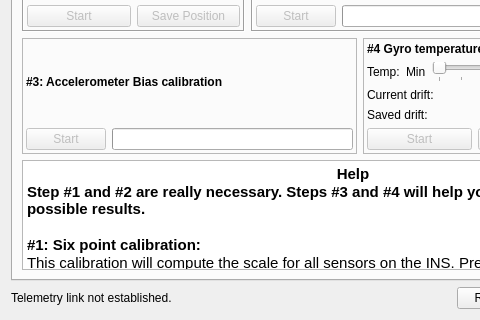
openpilot/OpenPilot, file ground/openpilotgcs/src/plugins/config/ahrs.ui: the form before one commit; both pictures show x 0 to 480 and y 181 to 501 of the 720 by 501 pixel window.
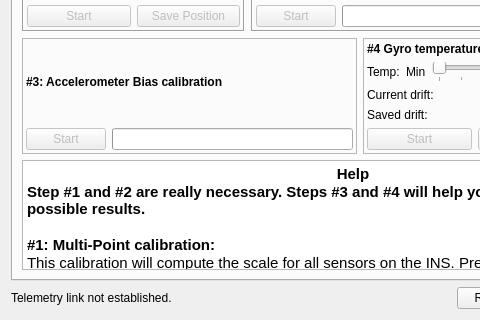
The form after the commit.

Commit message: OP-350: Resolve this bug by explicit local stack alignment annotations.  The Win32 ABI only guarantees an 8-byte aligned stack, but SSE requires 16-byte alignment. OP-191: Include code for computing the misalignment rotation, but #ifdef it out until the feature freeze is lifted. OP-191: Clean up UI to inform the user that HomeLocation must be set prior to multi-point cal, and disable multi-point cal's start button until it is done.

Patch:
```diff
--- a/ground/openpilotgcs/src/plugins/config/ahrs.ui
+++ b/ground/openpilotgcs/src/plugins/config/ahrs.ui
@@ -403,14 +403,14 @@
 &lt;html&gt;&lt;head&gt;&lt;meta name=&quot;qrichtext&quot; content=&quot;1&quot; /&gt;&lt;style type=&quot;text/css&quot;&gt;
 p, li { white-space: pre-wrap; }
 &lt;/style&gt;&lt;/head&gt;&lt;body style=&quot; font-family:'Sans'; font-size:10pt; font-weight:400; font-style:normal;&quot;&gt;
-&lt;table style=&quot;-qt-table-type: root; margin-top:4px; margin-bottom:4px; margin-left:4px; margin-right:4px;&quot;&gt;
+&lt;table border=&quot;0&quot; style=&quot;-qt-table-type: root; margin-top:4px; margin-bottom:4px; margin-left:4px; margin-right:4px;&quot;&gt;
 &lt;tr&gt;
 &lt;td style=&quot;border: none;&quot;&gt;
 &lt;p align=&quot;center&quot; style=&quot; margin-top:0px; margin-bottom:0px; margin-left:0px; margin-right:0px; -qt-block-indent:0; text-indent:0px;&quot;&gt;&lt;span style=&quot; font-family:'Ubuntu'; font-size:11pt; font-weight:600;&quot;&gt;Help&lt;/span&gt;&lt;/p&gt;
 &lt;p style=&quot; margin-top:0px; margin-bottom:0px; margin-left:0px; margin-right:0px; -qt-block-indent:0; text-indent:0px;&quot;&gt;&lt;span style=&quot; font-family:'Ubuntu'; font-size:11pt; font-weight:600;&quot;&gt;Step #1 and #2 are really necessary. Steps #3 and #4 will help you achieve the best possible results.&lt;/span&gt;&lt;/p&gt;
 &lt;p align=&quot;center&quot; style=&quot;-qt-paragraph-type:empty; margin-top:0px; margin-bottom:0px; margin-left:0px; margin-right:0px; -qt-block-indent:0; text-indent:0px; font-family:'Ubuntu'; font-size:11pt; font-weight:600;&quot;&gt;&lt;/p&gt;
-&lt;p style=&quot; margin-top:0px; margin-bottom:0px; margin-left:0px; margin-right:0px; -qt-block-indent:0; text-indent:0px;&quot;&gt;&lt;span style=&quot; font-family:'Ubuntu'; font-size:11pt; font-weight:600;&quot;&gt;#1: Six point calibration:&lt;/span&gt;&lt;/p&gt;
-&lt;p style=&quot; margin-top:0px; margin-bottom:0px; margin-left:0px; margin-right:0px; -qt-block-indent:0; text-indent:0px;&quot;&gt;&lt;span style=&quot; font-family:'Ubuntu'; font-size:11pt;&quot;&gt;This calibration will compute the scale for all sensors on the INS. Press &amp;quot;Start&amp;quot; to begin calibration, and follow the instructions which will be displayed here.&lt;/span&gt;&lt;/p&gt;
+&lt;p style=&quot; margin-top:0px; margin-bottom:0px; margin-left:0px; margin-right:0px; -qt-block-indent:0; text-indent:0px;&quot;&gt;&lt;span style=&quot; font-family:'Ubuntu'; font-size:11pt; font-weight:600;&quot;&gt;#1: Multi-Point calibration:&lt;/span&gt;&lt;/p&gt;
+&lt;p style=&quot; margin-top:0px; margin-bottom:0px; margin-left:0px; margin-right:0px; -qt-block-indent:0; text-indent:0px;&quot;&gt;&lt;span style=&quot; font-family:'Ubuntu'; font-size:11pt;&quot;&gt;This calibration will compute the scale for all sensors on the INS. Press &amp;quot;Start&amp;quot; to begin calibration, and follow the instructions which will be displayed here.  Note that your HomeLocation must be set first, including the local magnetic field vector (Be) and acceleration due to gravity (g_e).&lt;/span&gt;&lt;/p&gt;
 &lt;p style=&quot;-qt-paragraph-type:empty; margin-top:0px; margin-bottom:0px; margin-left:0px; margin-right:0px; -qt-block-indent:0; text-indent:0px; font-family:'Ubuntu'; font-size:11pt;&quot;&gt;&lt;/p&gt;
 &lt;p style=&quot; margin-top:0px; margin-bottom:0px; margin-left:0px; margin-right:0px; -qt-block-indent:0; text-indent:0px;&quot;&gt;&lt;span style=&quot; font-family:'Ubuntu'; font-size:11pt; font-weight:600;&quot;&gt;#2: Sensor noise calibration:&lt;/span&gt;&lt;/p&gt;
 &lt;p style=&quot; margin-top:0px; margin-bottom:0px; margin-left:0px; margin-right:0px; -qt-block-indent:0; text-indent:0px;&quot;&gt;&lt;span style=&quot; font-family:'Ubuntu'; font-size:11pt;&quot;&gt;This calibration will compute sensor variance under standard conditions. You can leave your engines running at low to mid throttle to take their vibration into account before pressing &amp;quot;Start&amp;quot;.&lt;/span&gt;&lt;/p&gt;
```
The commit also changes 2 other files.
